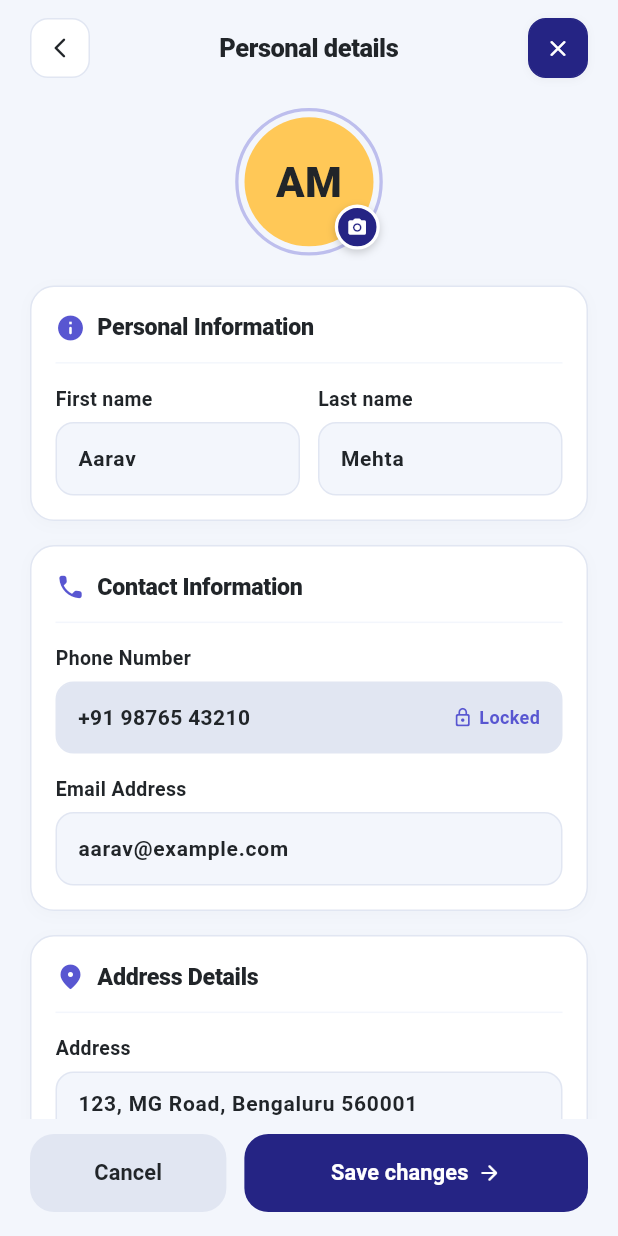
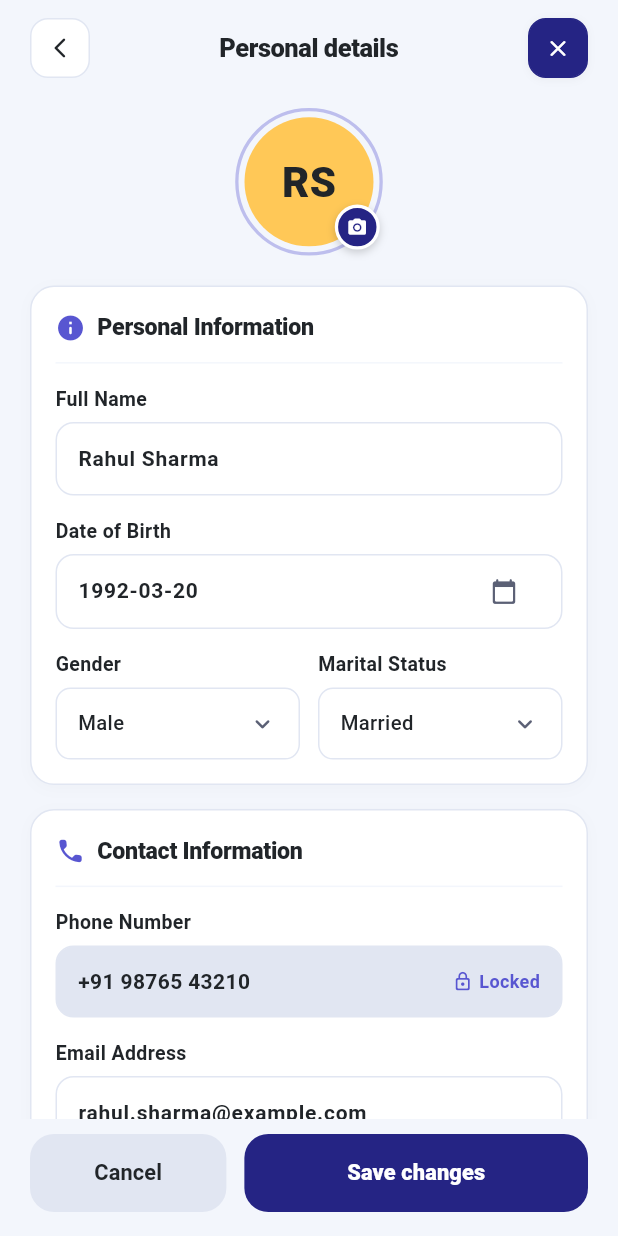
Before and after one commit to vennerinfotech/ai_loan_app, a Flutter app: the PersonalDetailsScreen screen opened directly, on a phone screen of 412 x 824 dp. Run offline on Flutter 3.47's test engine with Material 3 defaults, Android fonts, the phone set to English and light mode, and no system bars; our stand-ins replace dotted_border, file_picker, get, image_picker, material_ui, pinput and 2 more; accounts and stored records are empty.

Commit message:
feat: add comprehensive profile fields and personal details editing support

```diff
--- a/lib/controller/profile_controller.dart
+++ b/lib/controller/profile_controller.dart
@@ -3,23 +3,29 @@ import 'package:material_ui/material_ui.dart';
 import 'package:get/get.dart';
 import '../services/api_service.dart';
 import '../services/session_manager.dart';
-import '../screens/login_with_mobile_screen.dart';
 import '../theme/app_colors.dart';
 
 /// Controller managing user profile data, avatar image, and updates
 class ProfileController extends GetxController {
-  final firstName = 'Aarav'.obs;
-  final lastName = 'Mehta'.obs;
-  final email = 'aarav@example.com'.obs;
+  // Profile fields matching update profile API body:
+  // { name, email, dob, gender, marital_status, address, address_type }
+  final name = 'Rahul Sharma'.obs;
+  final firstName = 'Rahul'.obs;
+  final lastName = 'Sharma'.obs;
+  final email = 'rahul.sharma@example.com'.obs;
   final phone = '+91 98765 43210'.obs;
-  final address = '123, MG Road, Bengaluru 560001'.obs;
+  final dob = '1992-03-20'.obs;
+  final gender = 'Male'.obs;
+  final maritalStatus = 'Married'.obs;
+  final address = 'Flat 402, Sunshine Heights, Surat'.obs;
+  final addressType = 'Owned'.obs;
   final isLoggingOut = false.obs;
 
   // Saved profile image
   final profileImageBytes = Rxn<Uint8List>();
   final profileImagePath = ''.obs;
 
-  // Staged profile image during editing in Edit Profile screen
+  // Staged profile image during editing
   final tempImageBytes = Rxn<Uint8List>();
   final tempImagePath = ''.obs;
 
@@ -30,12 +36,16 @@ class ProfileController extends GetxController {
     selectedLanguage.value = lang;
   }
 
-  String get fullName => '${firstName.value} ${lastName.value}'.trim();
+  String get fullName => name.value.isNotEmpty ? name.value : '${firstName.value} ${lastName.value}'.trim();
 
   String get initials {
-    final f = firstName.value.isNotEmpty ? firstName.value[0].toUpperCase() : '';
-    final l = lastName.value.isNotEmpty ? lastName.value[0].toUpperCase() : '';
-    return '$f$l'.isEmpty ? 'AM' : '$f$l';
+    final parts = fullName.trim().split(' ');
+    if (parts.length >= 2) {
+      return '${parts.first[0]}${parts.last[0]}'.toUpperCase();
+    } else if (parts.isNotEmpty && parts.first.isNotEmpty) {
+      return parts.first.substring(0, parts.first.length >= 2 ? 2 : 1).toUpperCase();
+    }
+    return 'RS';
   }
 
   void setTempImage(Uint8List bytes, String path) {
@@ -44,15 +54,33 @@ class ProfileController extends GetxController {
   }
 
   void saveProfile({
-    required String first,
-    required String last,
-    required String emailAddress,
-    required String addr,
+    String? fullName,
+    String? first,
+    String? last,
+    String? emailAddress,
+    String? dateOfBirth,
+    String? userGender,
+    String? userMaritalStatus,
+    String? addr,
+    String? addrType,
   }) {
-    if (first.isNotEmpty) firstName.value = first;
-    if (last.isNotEmpty) lastName.value = last;
-    if (emailAddress.isNotEmpty) email.value = emailAddress;
-    if (addr.isNotEmpty) address.value = addr;
+    if (fullName != null && fullName.isNotEmpty) {
+      name.value = fullName;
+      final parts = fullName.split(' ');
+      firstName.value = parts.first;
+      lastName.value = parts.length > 1 ? parts.sublist(1).join(' ') : '';
+    } else {
+      if (first != null && first.isNotEmpty) firstName.value = first;
+      if (last != null && last.isNotEmpty) lastName.value = last;
+      name.value = '$firstName $lastName'.trim();
+    }
+
+    if (emailAddress != null && emailAddress.isNotEmpty) email.value = emailAddress;
+    if (dateOfBirth != null && dateOfBirth.isNotEmpty) dob.value = dateOfBirth;
+    if (userGender != null && userGender.isNotEmpty) gender.value = userGender;
+    if (userMaritalStatus != null && userMaritalStatus.isNotEmpty) maritalStatus.value = userMaritalStatus;
+    if (addr != null && addr.isNotEmpty) address.value = addr;
+    if (addrType != null && addrType.isNotEmpty) addressType.value = addrType;
 
     if (tempImageBytes.value != null) {
       profileImageBytes.value = tempImageBytes.value;
@@ -102,15 +130,9 @@ class ProfileController extends GetxController {
         margin: const EdgeInsets.all(16),
         duration: const Duration(seconds: 2),
       );
-
-      Get.offAll(() => const LoginWithMobileScreen());
     } catch (e) {
-      if (Get.isDialogOpen == true) {
-        Get.back();
-      }
       isLoggingOut.value = false;
       await SessionManager.clearSession();
-      Get.offAll(() => const LoginWithMobileScreen());
     }
   }
 }
--- a/lib/screens/personal_details_screen.dart
+++ b/lib/screens/personal_details_screen.dart
@@ -3,9 +3,11 @@ import 'package:get/get.dart';
 import '../theme/app_colors.dart';
 import '../controller/profile_controller.dart';
 import '../widgets/image_picker_bottom_sheet.dart';
+import '../widgets/custom_dropdown.dart';
 
 /// Screen displaying user personal details, with an edit action button in header.
-/// Fields are read-only by default and become editable only after tapping edit.
+/// Fields match update profile API body:
+/// { name, email, dob, gender, marital_status, address, address_type }
 class PersonalDetailsScreen extends StatefulWidget {
   final bool initiallyEditing;
 
@@ -20,12 +22,20 @@ class PersonalDetailsScreen extends StatefulWidget {
 
 class _PersonalDetailsScreenState extends State<PersonalDetailsScreen> {
   late final ProfileController profileController;
-  late final TextEditingController firstNameController;
-  late final TextEditingController lastNameController;
+  late final TextEditingController nameController;
   late final TextEditingController emailController;
+  late final TextEditingController dobController;
   late final TextEditingController addressController;
 
+  late String selectedGender;
+  late String selectedMaritalStatus;
+  late String selectedAddressType;
+
   late bool _isEditing;
+
+  final genderOptions = const ['Male', 'Female', 'Other'];
+  final maritalStatusOptions = const ['Married', 'Single', 'Divorced', 'Widowed'];
+  final addressTypeOptions = const ['Owned', 'Rented', 'Parental', 'Company Provided', 'Other'];
 
   @override
   void initState() {
@@ -35,33 +45,36 @@ class _PersonalDetailsScreenState extends State<PersonalDetailsScreen> {
         ? Get.find<ProfileController>()
         : Get.put(ProfileController());
 
-    firstNameController =
-        TextEditingController(text: profileController.firstName.value);
-    lastNameController =
-        TextEditingController(text: profileController.lastName.value);
-    emailController =
-        TextEditingController(text: profileController.email.value);
-    addressController =
-        TextEditingController(text: profileController.address.value);
+    nameController = TextEditingController(text: profileController.name.value);
+    emailController = TextEditingController(text: profileController.email.value);
+    dobController = TextEditingController(text: profileController.dob.value);
+    addressController = TextEditingController(text: profileController.address.value);
+
+    selectedGender = profileController.gender.value.isNotEmpty ? profileController.gender.value : 'Male';
+    selectedMaritalStatus = profileController.maritalStatus.value.isNotEmpty ? profileController.maritalStatus.value : 'Married';
+    selectedAddressType = profileController.addressType.value.isNotEmpty ? profileController.addressType.value : 'Owned';
 
     profileController.clearTempImage();
   }
 
   @override
   void dispose() {
-    firstNameController.dispose();
-    lastNameController.dispose();
+    nameController.dispose();
     emailController.dispose();
+    dobController.dispose();
     addressController.dispose();
     super.dispose();
   }
 
   void _saveChanges() {
     profileController.saveProfile(
-      first: firstNameController.text.trim(),
-      last: lastNameController.text.trim(),
+      fullName: nameController.text.trim(),
       emailAddress: emailController.text.trim(),
+      dateOfBirth: dobController.text.trim(),
+      userGender: selectedGender,
+      userMaritalStatus: selectedMaritalStatus,
       addr: addressController.text.trim(),
+      addrType: selectedAddressType,
     );
 
     setState(() {
@@ -82,13 +95,55 @@ class _PersonalDetailsScreenState extends State<PersonalDetailsScreen> {
 
   void _cancelEditing() {
     setState(() {
-      firstNameController.text = profileController.firstName.value;
-      lastNameController.text = profileController.lastName.value;
+      nameController.text = profileController.name.value;
       emailController.text = profileController.email.value;
+      dobController.text = profileController.dob.value;
+      selectedGender = profileController.gender.value;
+      selectedMaritalStatus = profileController.maritalStatus.value;
       addressController.text = profileController.address.value;
+      selectedAddressType = profileController.addressType.value;
       profileController.clearTempImage();
       _isEditing = false;
     });
+  }
+
+  Future<void> _pickDateOfBirth(BuildContext context) async {
+    if (!_isEditing) return;
+
+    DateTime initialDate;
+    try {
+      initialDate = DateTime.parse(dobController.text.trim());
+    } catch (_) {
+      initialDate = DateTime(1992, 3, 20);
+    }
+
+    final picked = await showDatePicker(
+      context: context,
+      initialDate: initialDate,
+      firstDate: DateTime(1940),
+      lastDate: DateTime.now(),
+      builder: (context, child) {
+        return Theme(
+          data: Theme.of(context).copyWith(
+            colorScheme: const ColorScheme.light(
+              primary: AppColors.navy,
+              onPrimary: Colors.white,
+              onSurface: AppColors.textDark,
+            ),
+          ),
+          child: child!,
+        );
+      },
+    );
+
+    if (picked != null) {
+      final y = picked.year.toString().padLeft(4, '0');
+      final m = picked.month.toString().padLeft(2, '0');
+      final d = picked.day.toString().padLeft(2, '0');
+      setState(() {
+        dobController.text = '$y-$m-$d';
+      });
+    }
   }
 
   @override
@@ -113,8 +168,8 @@ class _PersonalDetailsScreenState extends State<PersonalDetailsScreen> {
 
                     const SizedBox(height: 20),
 
-                    // Card 1: Personal Information (First Name & Last Name)
-                    _buildPersonalInfoCard(),
+                    // Card 1: Personal Information (Name, DOB, Gender, Marital Status)
+                    _buildPersonalInfoCard(context),
 
                     const SizedBox(height: 16),
 
@@ -123,7 +178,7 @@ class _PersonalDetailsScreenState extends State<PersonalDetailsScreen> {
 
                     const SizedBox(height: 16),
 
-                    // Card 3: Address Details
+                    // Card 3: Address Details (Address, Address Type)
                     _buildAddressDetailsCard(),
 
                     const SizedBox(height: 16),
@@ -140,7 +195,7 @@ class _PersonalDetailsScreenState extends State<PersonalDetailsScreen> {
                         SizedBox(width: 6),
                         Expanded(
                           child: Text(
-                            'Changing your name needs a fresh KYC check. Mobile number is linked to your account.',
+                            'Personal details are synced with your loan application profile and KYC records.',
                             style: TextStyle(
                               color: AppColors.muted,
                               fontSize: 12,
@@ -223,9 +278,7 @@ class _PersonalDetailsScreenState extends State<PersonalDetailsScreen> {
                 color: _isEditing ? AppColors.navy : Colors.white,
                 borderRadius: BorderRadius.circular(12),
                 border: Border.all(
-                  color: _isEditing
-                      ? AppColors.navy
-                      : AppColors.line,
+                  color: _isEditing ? AppColors.navy : AppColors.line,
                 ),
                 boxShadow: [
                   BoxShadow(
@@ -341,41 +394,90 @@ class _PersonalDetailsScreenState extends State<PersonalDetailsScreen> {
     );
   }
 
-  /// Card 1: Personal Information (First name & Last name)
-  Widget _buildPersonalInfoCard() {
+  /// Card 1: Personal Information (Single Full Name, Date of Birth, Gender, Marital Status)
+  Widget _buildPersonalInfoCard(BuildContext context) {
     return _buildSectionCard(
       icon: Icons.info_rounded,
       iconColor: AppColors.primaryPurple,
       title: 'Personal Information',
       children: [
+        // Single Full Name Field (Instead of separate First Name & Last Name)
+        _buildFieldLabel('Full Name'),
+        const SizedBox(height: 6),
+        _PersonalInputField(
+          controller: nameController,
+          hintText: 'Enter Full Name',
+          readOnly: !_isEditing,
+        ),
+        const SizedBox(height: 14),
+
+        // Date of Birth Field (with DatePicker tap)
+        _buildFieldLabel('Date of Birth'),
+        const SizedBox(height: 6),
+        GestureDetector(
+          onTap: () => _pickDateOfBirth(context),
+          child: AbsorbPointer(
+            absorbing: _isEditing,
+            child: _PersonalInputField(
+              controller: dobController,
+              hintText: 'YYYY-MM-DD',
+              readOnly: !_isEditing,
+              suffixIcon: const Icon(
+                Icons.calendar_today_rounded,
+                size: 18,
+                color: AppColors.muted,
+              ),
+            ),
+          ),
+        ),
+        const SizedBox(height: 14),
+
+        // Gender & Marital Status Fields
         Row(
           children: [
+            // Gender Dropdown / Readonly Box
             Expanded(
               child: Column(
                 crossAxisAlignment: CrossAxisAlignment.start,
                 children: [
-                  _buildFieldLabel('First name'),
+                  _buildFieldLabel('Gender'),
                   const SizedBox(height: 6),
-                  _PersonalInputField(
-                    controller: firstNameController,
-                    hintText: 'Aarav',
-                    readOnly: !_isEditing,
-                  ),
+                  if (_isEditing)
+                    CustomAppDropdown(
+                      label: '',
+                      value: selectedGender,
+                      items: genderOptions,
+                      onChanged: (val) {
+                        setState(() => selectedGender = val);
+                      },
+                      hintText: 'Select Gender',
+                    )
+                  else
+                    _buildReadOnlyDisplayBox(selectedGender),
                 ],
               ),
             ),
             const SizedBox(width: 12),
+
+            // Marital Status Dropdown / Readonly Box
             Expanded(
               child: Column(
                 crossAxisAlignment: CrossAxisAlignment.start,
                 children: [
-                  _buildFieldLabel('Last name'),
+                  _buildFieldLabel('Marital Status'),
                   const SizedBox(height: 6),
-                  _PersonalInputField(
-                    controller: lastNameController,
-                    hintText: 'Mehta',
-                    readOnly: !_isEditing,
-                  ),
+                  if (_isEditing)
+                    CustomAppDropdown(
+                      label: '',
+                      value: selectedMaritalStatus,
+                      items: maritalStatusOptions,
+                      onChanged: (val) {
+                        setState(() => selectedMaritalStatus = val);
+                      },
+                      hintText: 'Select Status',
+                    )
+                  else
+                    _buildReadOnlyDisplayBox(selectedMaritalStatus),
                 ],
               ),
             ),
@@ -436,11 +538,13 @@ class _PersonalDetailsScreenState extends State<PersonalDetailsScreen> {
           ),
         ),
         const SizedBox(height: 14),
+
+        // Email Address
         _buildFieldLabel('Email Address'),
         const SizedBox(height: 6),
         _PersonalInputField(
           controller: emailController,
-          hintText: 'aarav@example.com',
+          hintText: 'rahul.sharma@example.com',
           keyboardType: TextInputType.emailAddress,
           readOnly: !_isEditing,
         ),
@@ -448,22 +552,62 @@ class _PersonalDetailsScreenState extends State<PersonalDetailsScreen> {
     );
   }
 
-  /// Card 3: Address Details (Address)
+  /// Card 3: Address Details (Address, Address Type)
   Widget _buildAddressDetailsCard() {
     return _buildSectionCard(
       icon: Icons.location_on_rounded,
       iconColor: AppColors.primaryPurple,
       title: 'Address Details',
       children: [
+        // Address Text
         _buildFieldLabel('Address'),
         const SizedBox(height: 6),
         _PersonalInputField(
           controller: addressController,
-          hintText: '123, MG Road, Bengaluru 560001',
+          hintText: 'Enter complete address',
           maxLines: 2,
           readOnly: !_isEditing,
         ),
+        const SizedBox(height: 14),
+
+        // Address Type Dropdown (Owned, Rented, Parental, etc.)
+        _buildFieldLabel('Address Type'),
+        const SizedBox(height: 6),
+        if (_isEditing)
+          CustomAppDropdown(
+            label: '',
+            value: selectedAddressType,
+            items: addressTypeOptions,
+            onChanged: (val) {
+              setState(() => selectedAddressType = val);
+            },
+            hintText: 'Select Address Type',
+          )
+        else
+          _buildReadOnlyDisplayBox(selectedAddressType),
       ],
+    );
+  }
+
+  /// Read-only container displaying a selected value cleanly
+  Widget _buildReadOnlyDisplayBox(String text) {
+    return Container(
+      height: 48,
+      padding: const EdgeInsets.symmetric(horizontal: 14),
+      decoration: BoxDecoration(
+        color: AppColors.canvas,
+        borderRadius: BorderRadius.circular(10),
+        border: Border.all(color: AppColors.line),
+      ),
+      alignment: Alignment.centerLeft,
+      child: Text(
+        text,
+        style: const TextStyle(
+          color: AppColors.textDark,
+          fontSize: 13.5,
+          fontWeight: FontWeight.w600,
+        ),
+      ),
     );
   }
 
@@ -580,26 +724,14 @@ class _PersonalDetailsScreenState extends State<PersonalDetailsScreen> {
                     borderRadius: BorderRadius.circular(16),
                   ),
                   elevation: 0,
-                  padding: const EdgeInsets.symmetric(horizontal: 16),
                 ),
-                child: Row(
-                  mainAxisAlignment: MainAxisAlignment.center,
-                  children: const [
-                    Text(
-                      'Save changes',
-                      style: TextStyle(
-                        color: Colors.white,
-                        fontSize: 14.5,
-                        fontWeight: FontWeight.w700,
-                      ),
-                    ),
-                    SizedBox(width: 6),
-                    Icon(
-                      Icons.arrow_forward_rounded,
-                      size: 16,
-                      color: Colors.white,
-                    ),
-                  ],
+                child: const Text(
+                  'Save changes',
+                  style: TextStyle(
+                    color: Colors.white,
+                    fontSize: 14.5,
+                    fontWeight: FontWeight.w800,
+                  ),
                 ),
               ),
             ),
@@ -610,20 +742,22 @@ class _PersonalDetailsScreenState extends State<PersonalDetailsScreen> {
   }
 }
 
-/// Custom Focusable Input Field matching card style with readOnly support
+/// Dynamic focusable input field for personal details screen
 class _PersonalInputField extends StatefulWidget {
   final TextEditingController controller;
   final String hintText;
+  final bool readOnly;
   final TextInputType keyboardType;
   final int maxLines;
-  final bool readOnly;
+  final Widget? suffixIcon;
 
   const _PersonalInputField({
     required this.controller,
     required this.hintText,
+    this.readOnly = false,
     this.keyboardType = TextInputType.text,
     this.maxLines = 1,
-    this.readOnly = false,
+    this.suffixIcon,
   });
 
   @override
@@ -654,18 +788,16 @@ class _PersonalInputFieldState extends State<_PersonalInputField> {
 
   @override
   Widget build(BuildContext context) {
-    final isFieldFocused = !widget.readOnly && _isFocused;
+    final bool isFieldFocused = !widget.readOnly && _isFocused;
 
     return AnimatedContainer(
       duration: const Duration(milliseconds: 180),
       decoration: BoxDecoration(
-        color: widget.readOnly
-            ? AppColors.canvas
-            : (isFieldFocused ? Colors.white : AppColors.canvas),
+        color: widget.readOnly ? AppColors.canvas : Colors.white,
         borderRadius: BorderRadius.circular(12),
         border: Border.all(
           color: isFieldFocused
-              ? AppColors.primaryPurple
+              ? AppColors.indigo
               : AppColors.line,
           width: isFieldFocused ? 1.5 : 1.0,
         ),
@@ -681,9 +813,7 @@ class _PersonalInputFieldState extends State<_PersonalInputField> {
         keyboardType: widget.keyboardType,
         maxLines: widget.maxLines,
         style: TextStyle(
-          color: widget.readOnly
-              ? AppColors.textDark
-              : AppColors.textDark,
+          color: AppColors.textDark,
           fontSize: 14,
           fontWeight: widget.readOnly ? FontWeight.w600 : FontWeight.w700,
         ),
@@ -694,6 +824,7 @@ class _PersonalInputFieldState extends State<_PersonalInputField> {
             fontSize: 14,
             fontWeight: FontWeight.w500,
           ),
+          suffixIcon: widget.suffixIcon,
           contentPadding: EdgeInsets.symmetric(
             vertical: widget.maxLines > 1 ? 0 : 13,
           ),
```
